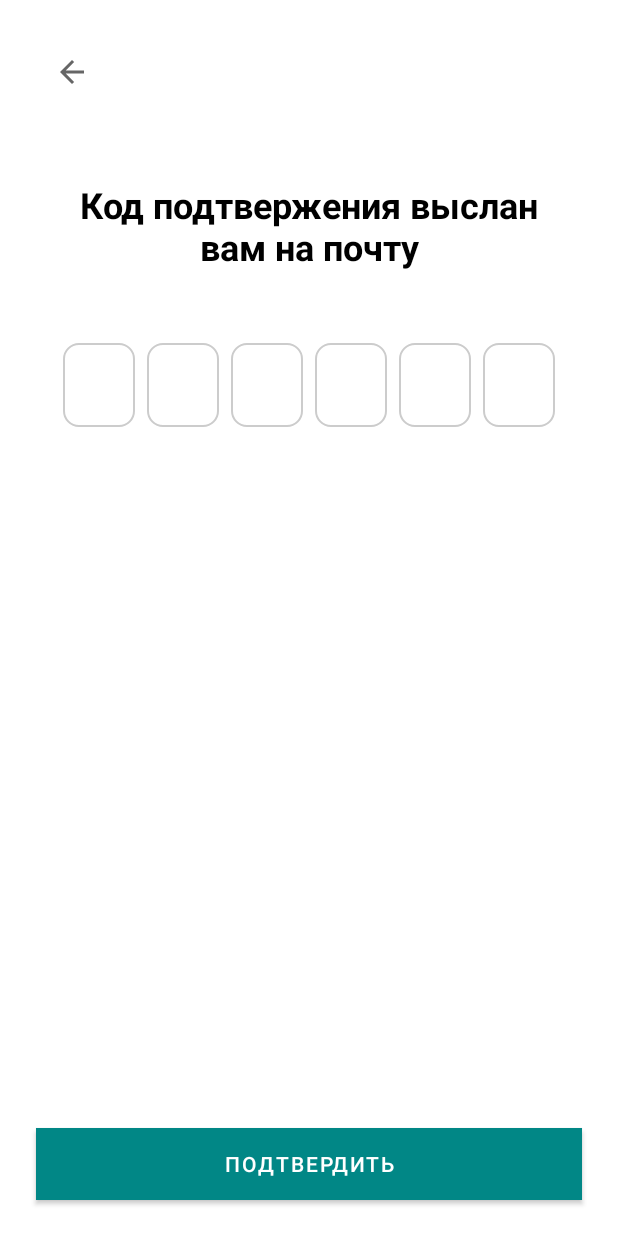
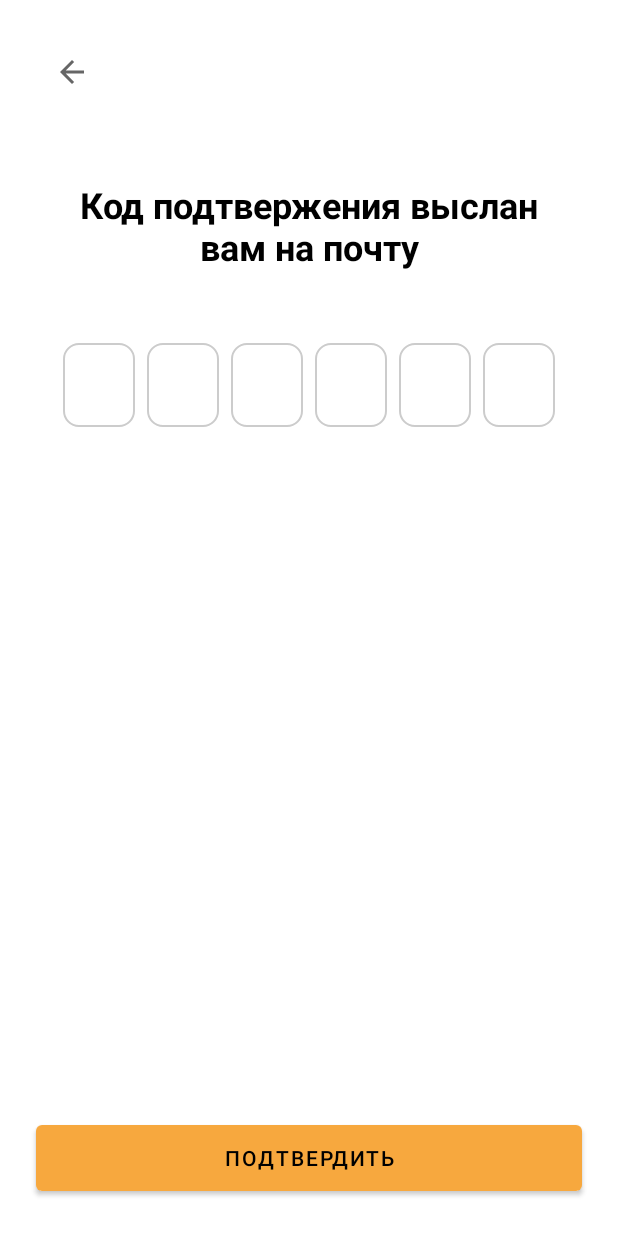
Before and after one commit to mmvpm/AndroidCourse, an Android app: the layout fragment_email_confirmation.xml on its own in the app's theme, with its tools: preview values and no code run, on a phone screen of 412 x 824 dp. Run offline under Robolectric (Android 15) with nearby library versions, the phone set to English and light mode, and no system bars.

Commit message:
fix button style

```diff
--- a/app/src/main/res/layout/fragment_email_confirmation.xml
+++ b/app/src/main/res/layout/fragment_email_confirmation.xml
@@ -40,7 +40,7 @@
 
     <com.google.android.material.button.MaterialButton
         android:id="@+id/confirmButton"
-        style="@style/Widget.OurAwesomeApp.BlueButton"
+        style="@style/Widget.Main.Button.OrangeButton"
         android:layout_width="0dp"
         android:layout_height="wrap_content"
         android:layout_marginHorizontal="24dp"
--- a/app/src/main/res/layout/fragment_onboarding.xml
+++ b/app/src/main/res/layout/fragment_onboarding.xml
@@ -66,7 +66,7 @@
 
         <Button
             android:id="@+id/signInButton"
-            style="@style/Widget.OurAwesomeApp.OrangeButton"
+            style="@style/Widget.Main.Button.OrangeButton"
             android:layout_width="0dp"
             android:layout_height="wrap_content"
             android:layout_marginHorizontal="24dp"
@@ -78,7 +78,7 @@
 
         <Button
             android:id="@+id/signUpButton"
-            style="@style/Widget.OurAwesomeApp.BlueButton"
+            style="@style/Widget.Main.Button.BlueButton"
             android:layout_width="0dp"
             android:layout_height="wrap_content"
             android:layout_marginHorizontal="24dp"
--- a/app/src/main/res/layout/fragment_sign_in.xml
+++ b/app/src/main/res/layout/fragment_sign_in.xml
@@ -65,7 +65,7 @@
 
     <Button
         android:id="@+id/signInButton"
-        style="@style/Widget.OurAwesomeApp.OrangeButton"
+        style="@style/Widget.Main.Button.OrangeButton"
         android:layout_width="0dp"
         android:layout_height="wrap_content"
         android:layout_marginHorizontal="24dp"
--- a/app/src/main/res/layout/fragment_sign_up.xml
+++ b/app/src/main/res/layout/fragment_sign_up.xml
@@ -144,7 +144,7 @@
 
     <Button
         android:id="@+id/signUpButton"
-        style="@style/Widget.OurAwesomeApp.BlueButton"
+        style="@style/Widget.Main.Button.BlueButton"
         android:layout_width="0dp"
         android:layout_height="wrap_content"
         android:layout_marginHorizontal="24dp"
--- a/app/src/main/res/values/styles.xml
+++ b/app/src/main/res/values/styles.xml
@@ -14,17 +14,16 @@
         <item name="android:textColor">@color/brand_blue</item>
     </style>
 
-    <style name="Widget.OurAwesomeApp.OrangeButton" parent="Widget.MaterialComponents.Button">
-        <item name="backgroundTint">@color/brand_orange</item>
-        <item name="android:backgroundTint">@color/brand_orange</item>
-        <item name="background">@color/brand_orange</item>
-        <item name="android:background">@color/brand_orange</item>
+    <style name="Widget.Main.Button" parent="Widget.MaterialComponents.Button">
+        <item name="android:minHeight">56dp</item>
+        <item name="android:textColor">@color/black</item>
     </style>
 
-    <style name="Widget.OurAwesomeApp.BlueButton" parent="Widget.MaterialComponents.Button">
+    <style name="Widget.Main.Button.OrangeButton">
+        <item name="backgroundTint">@color/brand_orange</item>
+    </style>
+
+    <style name="Widget.Main.Button.BlueButton">
         <item name="backgroundTint">@color/brand_blue</item>
-        <item name="android:backgroundTint">@color/brand_blue</item>
-        <item name="background">@color/brand_blue</item>
-        <item name="android:background">@color/brand_blue</item>
     </style>
 </resources>
--- a/app/src/main/res/values/themes.xml
+++ b/app/src/main/res/values/themes.xml
@@ -12,7 +12,7 @@
         <item name="android:navigationBarColor">@android:color/transparent</item>
         <item name="android:windowLightStatusBar">true</item>
         <item name="android:windowLightNavigationBar" tools:targetApi="o_mr1">true</item>
-        <item name="android:buttonStyle">@style/Widget.OurAwesomeApp.BlueButton</item>
-        <item name="buttonStyle">@style/Widget.OurAwesomeApp.BlueButton</item>
+        <item name="android:buttonStyle">@style/Widget.Main.Button.BlueButton</item>
+        <item name="buttonStyle">@style/Widget.Main.Button.BlueButton</item>
     </style>
 </resources>
```
